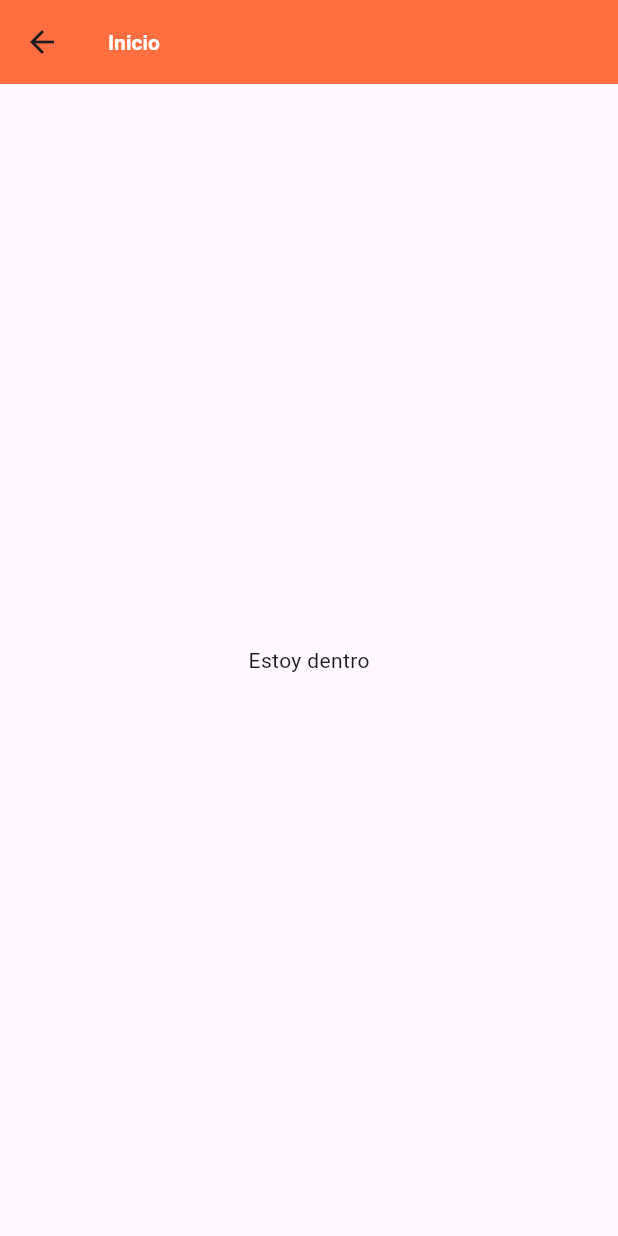
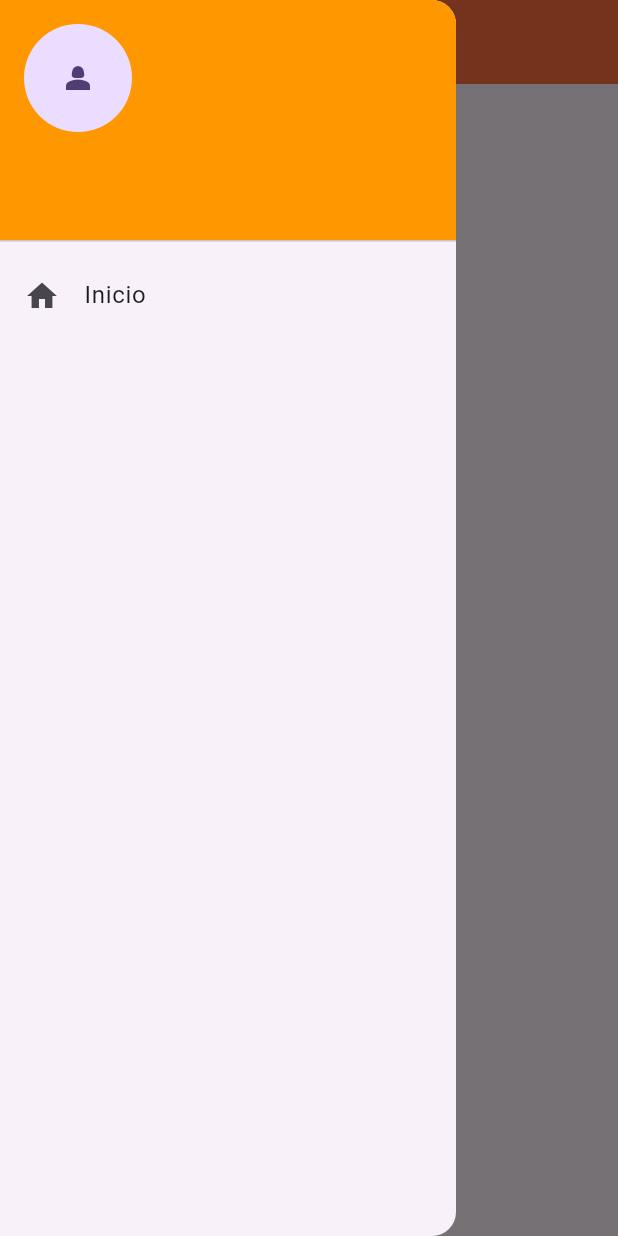
Before and after one commit to ssalazar-utem/cm-202402-app, a Flutter app: the HomeScreen screen opened directly, with the side drawer open (before the commit the screen has no drawer), on a phone screen of 412 x 824 dp. Run offline on Flutter 3.47's test engine with Material 3 defaults, Android fonts, the phone set to English and light mode, and no system bars; our stand-ins replace cached_network_image, google_sign_in, logger, shared_preferences; accounts and stored records are empty.

Commit message:
Clase 12/09/2024

```diff
--- a/app/lib/screens/home_screen.dart
+++ b/app/lib/screens/home_screen.dart
@@ -1,13 +1,18 @@
 import 'package:cm/widgets/barra_app.dart';
+import 'package:cm/widgets/menu_app.dart';
 import 'package:flutter/material.dart';
+import 'package:logger/logger.dart';
 
 class HomeScreen extends StatelessWidget {
+  static final Logger _logger = Logger();
+
   const HomeScreen({super.key});
 
   @override
   Widget build(BuildContext context) {
     return const Scaffold(
         appBar: BarraApp(titulo: 'Inicio'),
-        body: const Center(child: Text('Estoy dentro')));
+        drawer: MenuApp(),
+        body: Center(child: Text('Estoy dentro')));
   }
 }
--- /dev/null
+++ b/app/lib/services/storage_service.dart
@@ -0,0 +1,16 @@
+import 'package:logger/logger.dart';
+import 'package:shared_preferences/shared_preferences.dart';
+
+class StorageService {
+  static final Logger _logger = Logger();
+
+  static Future<String> getValue(String key) async {
+    String value = '';
+    await SharedPreferences.getInstance().then((instance) {
+      if (instance.containsKey(key)) {
+        value = instance.getString(key) ?? '';
+      }
+    });
+    return value;
+  }
+}
--- /dev/null
+++ b/app/lib/widgets/menu_app.dart
@@ -0,0 +1,92 @@
+import 'package:cached_network_image/cached_network_image.dart';
+import 'package:cm/screens/home_screen.dart';
+import 'package:cm/services/storage_service.dart';
+import 'package:flutter/material.dart';
+import 'package:logger/logger.dart';
+
+class MenuApp extends StatelessWidget {
+  static final Logger _logger = Logger();
+
+  const MenuApp({super.key});
+
+  @override
+  Widget build(BuildContext context) {
+    return Drawer(
+      child: ListView(
+        padding: EdgeInsets.zero,
+        children: [
+          UserAccountsDrawerHeader(
+            decoration: const BoxDecoration(color: Colors.orange),
+            accountName: FutureBuilder<String>(
+              future: StorageService.getValue('name'),
+              builder: (context, snapshot) {
+                if (snapshot.connectionState == ConnectionState.done) {
+                  final String name = snapshot.data ?? '';
+                  return Text(name,
+                      style: const TextStyle(color: Colors.black));
+                } else {
+                  return const Text('Usuario');
+                }
+              },
+            ),
+            accountEmail: FutureBuilder<String>(
+              future: StorageService.getValue('email'),
+              builder: (context, snapshot) {
+                if (snapshot.connectionState == ConnectionState.done) {
+                  final String email = snapshot.data ?? '';
+                  return Text(email,
+                      style: const TextStyle(color: Colors.black));
+                } else {
+                  return const Text('usuario@gmail.com');
+                }
+              },
+            ),
+            currentAccountPicture: CircleAvatar(
+              child: ClipOval(
+                child: FutureBuilder<String>(
+                  future: StorageService.getValue('image'),
+                  builder: (context, snapshot) {
+                    if (snapshot.connectionState == ConnectionState.done) {
+                      final String photoUrl = snapshot.data ?? '';
+                      if (photoUrl.isNotEmpty) {
+                        // Caso feliz
+                        return CachedNetworkImage(
+                          imageUrl: photoUrl,
+                          placeholder: (context, url) {
+                            return const CircularProgressIndicator();
+                          },
+                          errorWidget: (context, url, error) {
+                            _logger.e(error);
+                            return const Icon(Icons.person_3);
+                          },
+                        );
+                      } else {
+                        return const Icon(Icons.person_2);
+                      }
+                    } else if (snapshot.hasError) {
+                      // Caso triste
+                      _logger
+                          .e('No se pudo obtener la información desde Storage');
+                      return const Icon(Icons.person);
+                    } else {
+                      return const CircularProgressIndicator();
+                    }
+                  },
+                ),
+              ),
+            ),
+          ),
+          ListTile(
+            leading: const Icon(Icons.home),
+            title: const Text('Inicio'),
+            onTap: () {
+              _logger.d('Voy a iniciar');
+              Navigator.push(context,
+                  MaterialPageRoute(builder: (context) => const HomeScreen()));
+            },
+          )
+        ],
+      ),
+    );
+  }
+}
--- a/app/pubspec.yaml
+++ b/app/pubspec.yaml
@@ -39,6 +39,7 @@ dependencies:
   dio: ^5.6.0
   google_sign_in: ^6.2.1
   shared_preferences: ^2.3.2
+  cached_network_image: ^3.4.1
 
 dev_dependencies:
   flutter_test:
```
